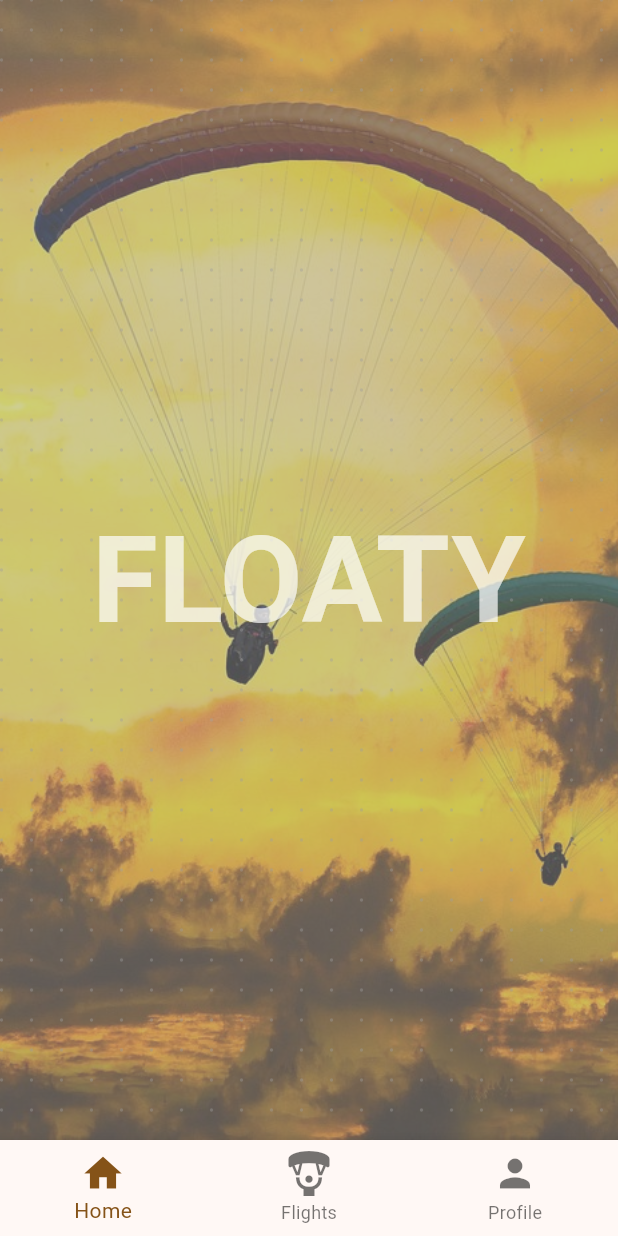
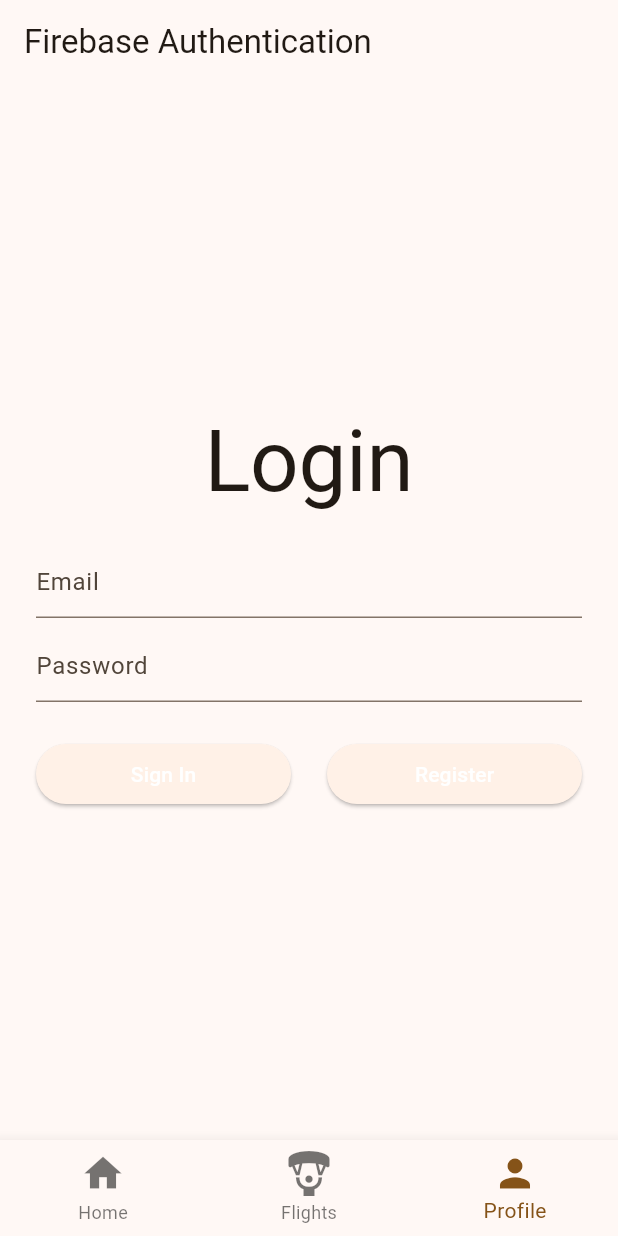
Before and after one commit to FloatyFly/floaty-frontend, a Flutter app: the screen it shows after launch, on a phone screen of 412 x 824 dp. Run offline on Flutter 3.47's test engine with Material 3 defaults, Android fonts, the phone set to English and light mode, and no system bars; our stand-ins replace firebase_auth, firebase_core; accounts and stored records are empty; Roboto replaces fonts that are missing (ModernFont).

Commit message:
feature/Email login: first woring version

```diff
--- /dev/null
+++ b/devtools_options.yaml
@@ -0,0 +1 @@
+extensions:
--- a/lib/constants.dart
+++ b/lib/constants.dart
@@ -1,2 +1,2 @@
-const BASE_URL = 'https://floaty-spring-app-floaty-web-app-instance.azuremicroservices.io';
-// const BASE_URL = 'http://10.0.2.2:8080'; // can be used for debugging TODO: Make configurable
+//const BASE_URL = 'https://floaty-spring-app-floaty-web-app-instance.azuremicroservices.io';
+ const BASE_URL = 'http://0.0.0.0:8080'; // can be used for debugging TODO: Make configurable
--- /dev/null
+++ b/lib/fire_auth.dart
@@ -0,0 +1,71 @@
+import 'package:firebase_auth/firebase_auth.dart';
+import 'package:flutter/cupertino.dart';
+
+class FireAuth {
+  static Future<User?> registerUsingEmailPassword({
+    required String name,
+    required String email,
+    required String password,
+  }) async {
+    FirebaseAuth auth = FirebaseAuth.instance;
+    User? user;
+    try {
+      UserCredential userCredential = await auth.createUserWithEmailAndPassword(
+        email: email,
+        password: password,
+      );
+      user = userCredential.user;
+      await user!.updateProfile(displayName: name);
+      await user.reload();
+      user = auth.currentUser;
+    } on FirebaseAuthException catch (e) {
+      if (e.code == 'weak-password') {
+        print('The password provided is too weak.');
+      } else if (e.code == 'user-not-found') {
+        print('No user found for that email.');
+      } else if (e.code == 'wrong-password') {
+        print('Wrong password provided.');
+      }else if (e.code == 'email-already-in-use') {
+        print('The account already exists for that email.');
+      }
+    } catch (e) {
+      print(e);
+    }
+    return user;
+  }
+
+
+  static Future<User?> signInUsingEmailPassword({
+    required String email,
+    required String password,
+    required BuildContext context,
+  }) async {
+    FirebaseAuth auth = FirebaseAuth.instance;
+    User? user;
+
+    try {
+      UserCredential userCredential = await auth.signInWithEmailAndPassword(
+        email: email,
+        password: password,
+      );
+      user = userCredential.user;
+    } on FirebaseAuthException catch (e) {
+      if (e.code == 'user-not-found') {
+        print('No user found for that email.');
+      } else if (e.code == 'wrong-password') {
+        print('Wrong password provided.');
+      }
+    }
+
+    return user;
+  }
+
+  static Future<User?> refreshUser(User user) async {
+    FirebaseAuth auth = FirebaseAuth.instance;
+
+    await user.reload();
+    User? refreshedUser = auth.currentUser;
+
+    return refreshedUser;
+  }
+}
--- /dev/null
+++ b/lib/login_screen.dart
@@ -0,0 +1,190 @@
+import 'package:firebase_auth/firebase_auth.dart';
+import 'package:firebase_core/firebase_core.dart';
+import 'package:flutter/material.dart';
+import 'profile_page.dart';
+import 'register_page.dart';
+import 'fire_auth.dart';
+import 'validator.dart';
+
+class LoginPage extends StatefulWidget {
+  @override
+  _LoginPageState createState() => _LoginPageState();
+}
+
+class _LoginPageState extends State<LoginPage> {
+  final _formKey = GlobalKey<FormState>();
+
+  final _emailTextController = TextEditingController();
+  final _passwordTextController = TextEditingController();
+
+  final _focusEmail = FocusNode();
+  final _focusPassword = FocusNode();
+
+  bool _isProcessing = false;
+
+  Future<FirebaseApp> _initializeFirebase() async {
+    FirebaseApp firebaseApp = await Firebase.initializeApp();
+
+    User? user = FirebaseAuth.instance.currentUser;
+
+    if (user != null) {
+      Navigator.of(context).pushReplacement(
+        MaterialPageRoute(
+          builder: (context) => ProfilePage(
+            user: user,
+          ),
+        ),
+      );
+    }
+
+    return firebaseApp;
+  }
+
+  @override
+  Widget build(BuildContext context) {
+    return GestureDetector(
+      onTap: () {
+        _focusEmail.unfocus();
+        _focusPassword.unfocus();
+      },
+      child: Scaffold(
+        appBar: AppBar(
+          title: Text('Firebase Authentication'),
+        ),
+        body: FutureBuilder(
+          future: _initializeFirebase(),
+          builder: (context, snapshot) {
+            if (snapshot.connectionState == ConnectionState.done) {
+              return Padding(
+                padding: const EdgeInsets.only(left: 24.0, right: 24.0),
+                child: Column(
+                  mainAxisAlignment: MainAxisAlignment.center,
+                  children: [
+                    Padding(
+                      padding: const EdgeInsets.only(bottom: 24.0),
+                      child: Text(
+                        'Login',
+                        style: Theme.of(context).textTheme.headline1,
+                      ),
+                    ),
+                    Form(
+                      key: _formKey,
+                      child: Column(
+                        children: <Widget>[
+                          TextFormField(
+                            controller: _emailTextController,
+                            focusNode: _focusEmail,
+                            validator: (value) => Validator.validateEmail(
+                              email: value,
+                            ),
+                            decoration: InputDecoration(
+                              hintText: "Email",
+                              errorBorder: UnderlineInputBorder(
+                                borderRadius: BorderRadius.circular(6.0),
+                                borderSide: BorderSide(
+                                  color: Colors.red,
+                                ),
+                              ),
+                            ),
+                          ),
+                          SizedBox(height: 8.0),
+                          TextFormField(
+                            controller: _passwordTextController,
+                            focusNode: _focusPassword,
+                            obscureText: true,
+                            validator: (value) => Validator.validatePassword(
+                              password: value,
+                            ),
+                            decoration: InputDecoration(
+                              hintText: "Password",
+                              errorBorder: UnderlineInputBorder(
+                                borderRadius: BorderRadius.circular(6.0),
+                                borderSide: BorderSide(
+                                  color: Colors.red,
+                                ),
+                              ),
+                            ),
+                          ),
+                          SizedBox(height: 24.0),
+                          _isProcessing
+                              ? CircularProgressIndicator()
+                              : Row(
+                            mainAxisAlignment:
+                            MainAxisAlignment.spaceBetween,
+                            children: [
+                              Expanded(
+                                child: ElevatedButton(
+                                  onPressed: () async {
+                                    _focusEmail.unfocus();
+                                    _focusPassword.unfocus();
+
+                                    if (_formKey.currentState!
+                                        .validate()) {
+                                      setState(() {
+                                        _isProcessing = true;
+                                      });
+
+                                      User? user = await FireAuth
+                                          .signInUsingEmailPassword(
+                                        email: _emailTextController.text,
+                                        password:
+                                        _passwordTextController.text, context: context,
+                                      );
+
+                                      setState(() {
+                                        _isProcessing = false;
+                                      });
+
+                                      if (user != null) {
+                                        Navigator.of(context)
+                                            .pushReplacement(
+                                          MaterialPageRoute(
+                                            builder: (context) =>
+                                                ProfilePage(user: user),
+                                          ),
+                                        );
+                                      }
+                                    }
+                                  },
+                                  child: Text(
+                                    'Sign In',
+                                    style: TextStyle(color: Colors.white),
+                                  ),
+                                ),
+                              ),
+                              SizedBox(width: 24.0),
+                              Expanded(
+                                child: ElevatedButton(
+                                  onPressed: () {
+                                    Navigator.of(context).push(
+                                      MaterialPageRoute(
+                                        builder: (context) =>
+                                            RegisterPage(),
+                                      ),
+                                    );
+                                  },
+                                  child: Text(
+                                    'Register',
+                                    style: TextStyle(color: Colors.white),
+                                  ),
+                                ),
+                              ),
+                            ],
+                          )
+                        ],
+                      ),
+                    )
+                  ],
+                ),
+              );
+            }
+
+            return Center(
+              child: CircularProgressIndicator(),
+            );
+          },
+        ),
+      ),
+    );
+  }
+}
--- a/lib/main.dart
+++ b/lib/main.dart
@@ -1,10 +1,18 @@
 import 'package:flutter/material.dart';
 import 'package:provider/provider.dart';
+import 'package:firebase_core/firebase_core.dart';
 
+
+import 'firebase_options.dart';
 import 'flights_screen.dart';
 import 'landing_page.dart';
+import 'login_screen.dart';
 
-void main() {
+void main() async {
+  // Initialize Firebase
+  await Firebase.initializeApp(
+    options: DefaultFirebaseOptions.currentPlatform, // This uses the generated options
+  );
   runApp(MyApp());
 }
 
@@ -37,7 +45,7 @@ class MyHomePage extends StatefulWidget {
 
 class _MyHomePageState extends State<MyHomePage> {
 
-  int _selectedIndex = 0;
+  int _selectedIndex = 2;
 
   @override
   Widget build(BuildContext context) {
@@ -51,7 +59,10 @@ class _MyHomePageState extends State<MyHomePage> {
           page = FlightsScreen();
           break;
         case 2:
-          page = Placeholder();  // Profile
+          page = LoginPage();  // Profile
+          break;
+        case 3:
+          page = LoginPage(); //
           break;
         default:
           throw UnimplementedError('no widget for $_selectedIndex');
--- /dev/null
+++ b/lib/validator.dart
@@ -0,0 +1,41 @@
+class Validator {
+  static String? validateName({String? name}) {
+    if (name == null) {
+      return null;
+    }
+    if (name.isEmpty) {
+      return 'Name can\'t be empty';
+    }
+
+    return null;
+  }
+
+  static String? validateEmail({String? email}) {
+    if (email == null) {
+      return 'Emial can';
+    }
+    RegExp emailRegExp = RegExp(
+        r"^[a-zA-Z0-9.!#$%&'*+/=?^_`{|}~-]+@[a-zA-Z0-9](?:[a-zA-Z0-9-]{0,253}[a-zA-Z0-9])?(?:\.[a-zA-Z0-9](?:[a-zA-Z0-9-]{0,253}[a-zA-Z0-9])?)*$");
+
+    if (email.isEmpty) {
+      return 'Email can\'t be empty';
+    } else if (!emailRegExp.hasMatch(email)) {
+      return 'Enter a correct email';
+    }
+
+    return null;
+  }
+
+  static String? validatePassword({ String? password}) {
+    if (password == null) {
+      return null;
+    }
+    if (password.isEmpty) {
+      return 'Password can\'t be empty';
+    } else if (password.length < 6) {
+      return 'Enter a password with length at least 6';
+    }
+
+    return null;
+  }
+}
```
Also changed, not shown: lib/profile_page.dart (added, +128 -0 lines), lib/register_page.dart (added, +159 -0 lines), pubspec.yaml (+6 -3 lines), lib/firebase_options.dart (added), 27 other files.
